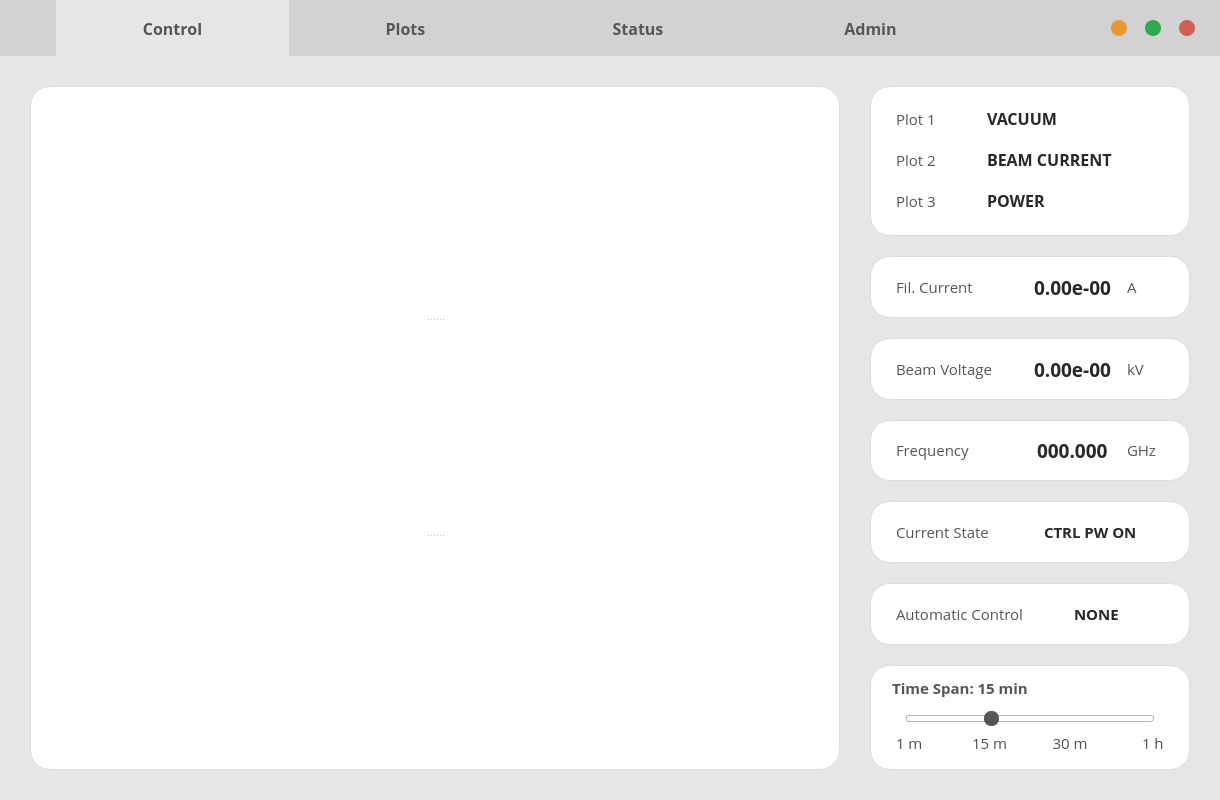
Before: the Qt Designer form src/mainwindow.ui in Bridge12Technologies/Gyrotron-Control-System---OLD, drawn with Qt 5.
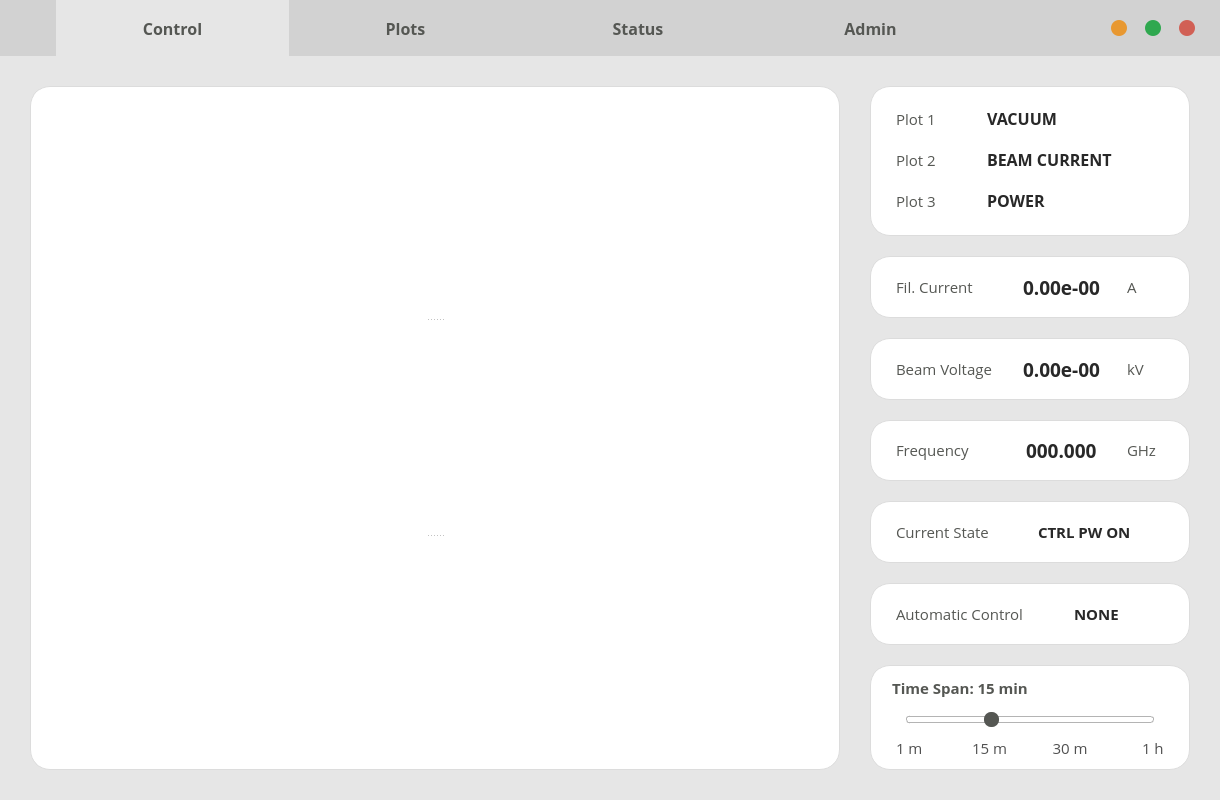
After: the same form once the commit is applied. The open tabs and pages were chosen to show the change. Icons and pictures are not drawn. Custom widgets are drawn as their Qt base class.

Commit message: state machine controls

The edit to the form file:
```diff
--- a/src/mainwindow.ui
+++ b/src/mainwindow.ui
@@ -4451,7 +4451,7 @@
             <property name="maximumSize">
              <size>
               <width>320</width>
-              <height>100</height>
+              <height>90</height>
              </size>
             </property>
             <property name="font">
@@ -4484,13 +4484,13 @@
               <widget class="QLabel" name="fil_curr_tag2">
                <property name="minimumSize">
                 <size>
-                 <width>122</width>
+                 <width>100</width>
                  <height>0</height>
                 </size>
                </property>
                <property name="maximumSize">
                 <size>
-                 <width>122</width>
+                 <width>100</width>
                  <height>16777215</height>
                 </size>
                </property>
@@ -4577,7 +4577,7 @@
             <property name="maximumSize">
              <size>
               <width>320</width>
-              <height>100</height>
+              <height>90</height>
              </size>
             </property>
             <property name="font">
@@ -4610,13 +4610,13 @@
               <widget class="QLabel" name="beam_volt_tag2">
                <property name="minimumSize">
                 <size>
-                 <width>122</width>
+                 <width>100</width>
                  <height>0</height>
                 </size>
                </property>
                <property name="maximumSize">
                 <size>
-                 <width>122</width>
+                 <width>100</width>
                  <height>10000</height>
                 </size>
                </property>
@@ -4703,7 +4703,7 @@
             <property name="maximumSize">
              <size>
               <width>320</width>
-              <height>100</height>
+              <height>90</height>
              </size>
             </property>
             <property name="font">
@@ -4736,13 +4736,13 @@
               <widget class="QLabel" name="freq_tag2">
                <property name="minimumSize">
                 <size>
-                 <width>122</width>
+                 <width>100</width>
                  <height>0</height>
                 </size>
                </property>
                <property name="maximumSize">
                 <size>
-                 <width>122</width>
+                 <width>100</width>
                  <height>16777215</height>
                 </size>
                </property>
@@ -4822,7 +4822,7 @@
             <property name="maximumSize">
              <size>
               <width>320</width>
-              <height>100</height>
+              <height>90</height>
              </size>
             </property>
             <property name="sizeIncrement">
@@ -4848,7 +4848,7 @@
             </property>
             <layout class="QHBoxLayout" name="horizontalLayout_8">
              <property name="spacing">
-              <number>0</number>
+              <number>10</number>
              </property>
              <property name="leftMargin">
               <number>25</number>
@@ -4866,13 +4866,13 @@
               <widget class="QLabel" name="state_tag">
                <property name="minimumSize">
                 <size>
-                 <width>122</width>
+                 <width>100</width>
                  <height>0</height>
                 </size>
                </property>
                <property name="maximumSize">
                 <size>
-                 <width>122</width>
+                 <width>100</width>
                  <height>16777215</height>
                 </size>
                </property>
@@ -5008,7 +5008,7 @@
             <property name="maximumSize">
              <size>
               <width>320</width>
-              <height>105</height>
+              <height>115</height>
              </size>
             </property>
             <property name="font">
@@ -5029,7 +5029,7 @@
             </property>
             <layout class="QVBoxLayout" name="verticalLayout_11">
              <property name="spacing">
-              <number>0</number>
+              <number>10</number>
              </property>
              <property name="leftMargin">
               <number>25</number>
@@ -5041,7 +5041,7 @@
               <number>25</number>
              </property>
              <property name="bottomMargin">
-              <number>15</number>
+              <number>10</number>
              </property>
              <item>
               <layout class="QHBoxLayout" name="horizontalLayout_23">
@@ -5054,7 +5054,7 @@
                <property name="bottomMargin">
                 <number>0</number>
                </property>
-               <item>
+               <item alignment="Qt::AlignBottom">
                 <widget class="QSlider" name="time_span_slider">
                  <property name="sizePolicy">
                   <sizepolicy hsizetype="Expanding" vsizetype="Expanding">
@@ -5065,7 +5065,7 @@
                  <property name="maximumSize">
                   <size>
                    <width>16777215</width>
-                   <height>50</height>
+                   <height>30</height>
                   </size>
                  </property>
                  <property name="cursor">
@@ -5126,7 +5126,7 @@
              </item>
              <item>
               <layout class="QHBoxLayout" name="horizontalLayout_6">
-               <item alignment="Qt::AlignLeft">
+               <item alignment="Qt::AlignLeft|Qt::AlignTop">
                 <widget class="QLabel" name="time_span_1m">
                  <property name="font">
                   <font>
@@ -5142,7 +5142,7 @@
                  </property>
                 </widget>
                </item>
-               <item alignment="Qt::AlignHCenter">
+               <item alignment="Qt::AlignHCenter|Qt::AlignTop">
                 <widget class="QLabel" name="time_span_15m">
                  <property name="font">
                   <font>
@@ -5158,7 +5158,7 @@
                  </property>
                 </widget>
                </item>
-               <item alignment="Qt::AlignHCenter">
+               <item alignment="Qt::AlignHCenter|Qt::AlignTop">
                 <widget class="QLabel" name="time_span_30m">
                  <property name="font">
                   <font>
@@ -5174,7 +5174,7 @@
                  </property>
                 </widget>
                </item>
-               <item alignment="Qt::AlignRight">
+               <item alignment="Qt::AlignRight|Qt::AlignTop">
                 <widget class="QLabel" name="time_span_1h">
                  <property name="font">
                   <font>
```
Left out of the diff: 50 changed lines with no effect on the pictures. The commit also changes 2 other files.
